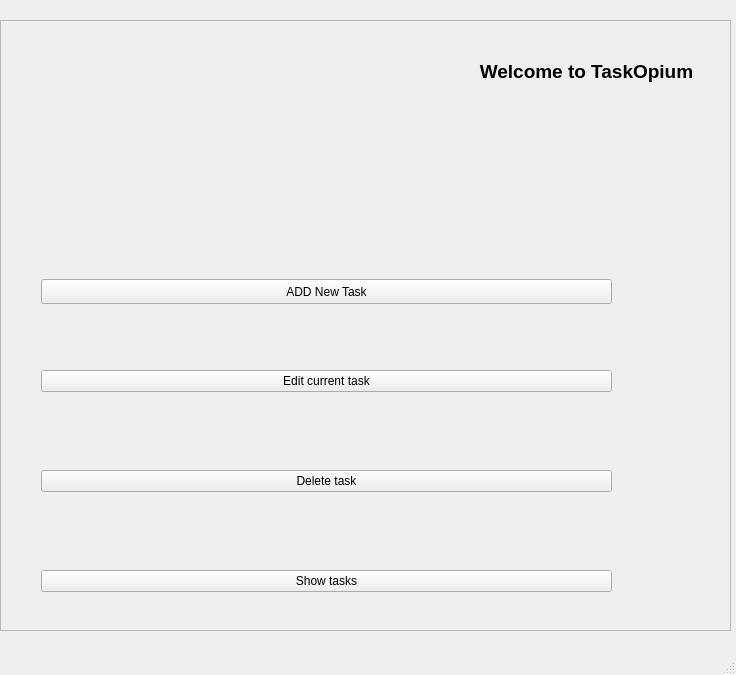
Before: the Qt Designer form task_manager.ui in Lev18/TaskOpium, drawn with Qt 5.
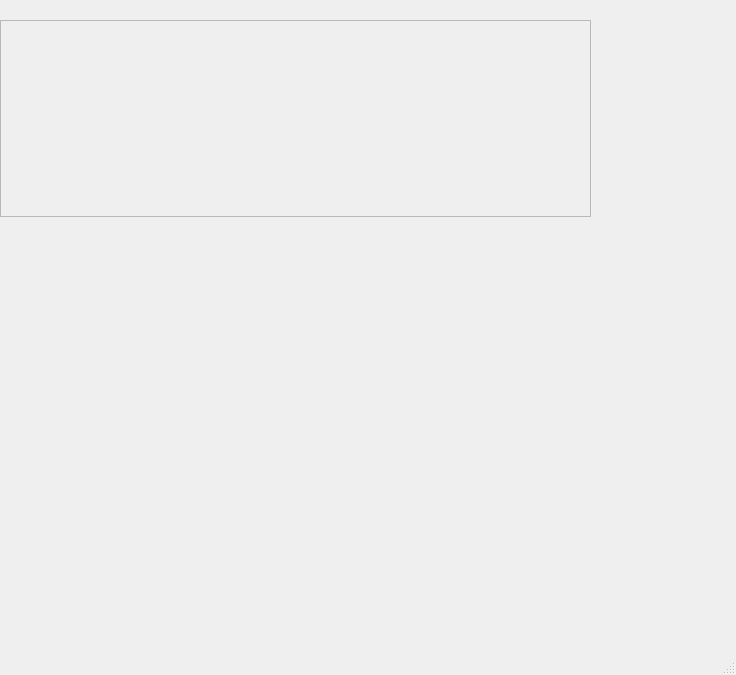
After: the same form once the commit is applied. Icons and pictures are not drawn.

```diff
--- a/task_manager.ui
+++ b/task_manager.ui
@@ -19,8 +19,8 @@
      <rect>
       <x>0</x>
       <y>20</y>
-      <width>731</width>
-      <height>611</height>
+      <width>591</width>
+      <height>197</height>
      </rect>
     </property>
     <property name="widgetResizable">
@@ -31,8 +31,8 @@
       <rect>
        <x>0</x>
        <y>0</y>
-       <width>729</width>
-       <height>609</height>
+       <width>589</width>
+       <height>195</height>
       </rect>
      </property>
      <widget class="QWidget" name="verticalLayoutWidget">
@@ -132,19 +132,6 @@
        </item>
       </layout>
      </widget>
-     <widget class="QLabel" name="label_2">
-      <property name="geometry">
-       <rect>
-        <x>460</x>
-        <y>30</y>
-        <width>251</width>
-        <height>41</height>
-       </rect>
-      </property>
-      <property name="text">
-       <string>&lt;html&gt;&lt;head/&gt;&lt;body&gt;&lt;p align=&quot;center&quot;&gt;&lt;span style=&quot; font-size:14pt; font-weight:700;&quot;&gt;Welcome to TaskOpium&lt;/span&gt;&lt;/p&gt;&lt;/body&gt;&lt;/html&gt;</string>
-      </property>
-     </widget>
      <widget class="QLabel" name="label">
       <property name="geometry">
        <rect>
```
